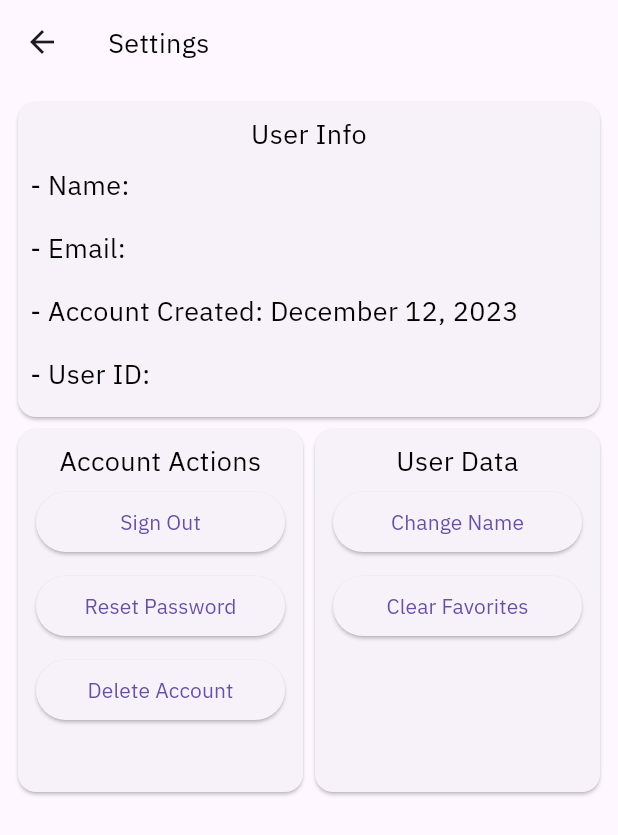
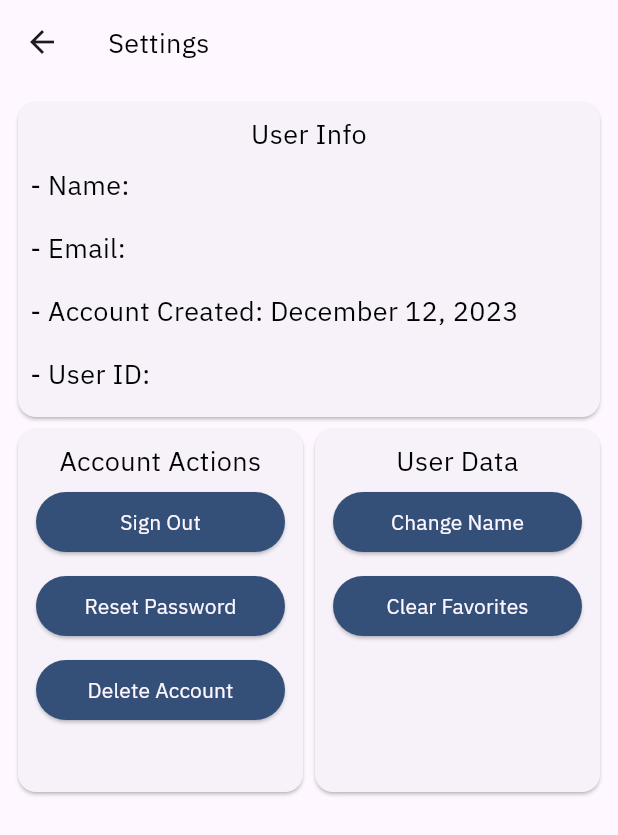
Before and after one commit to Fried-man-Education/SECSignal, a Flutter app: the Settings screen opened directly, on a phone screen of 412 x 824 dp. Shown: the top 835 px of the screen. Run offline on Flutter 3.47's test engine with Material 3 defaults, Android fonts, the phone set to English and light mode, and no system bars; drawn by our look-alikes of flutter_platform_widgets; our stand-ins replace auto_size_text, cloud_firestore, firebase_auth, firebase_core, fl_chart, font_awesome_flutter and 1 more; missing offline and left inert: yahoo_finance_data_reader; accounts and stored records are empty; network calls fail; statements that could not run were skipped.

Commit message:
Fix settings marterial button color

```diff
--- a/lib/pages/settings.dart
+++ b/lib/pages/settings.dart
@@ -136,17 +136,24 @@ class _SettingsState extends State<Settings> {
                                 Padding(
                                   padding: const EdgeInsets.all(4.0),
                                   child: PlatformElevatedButton(
+                                    color: Theme.of(context).primaryColor,
                                     onPressed: () async {
                                       await FirebaseAuth.instance.signOut();
                                       userDoc = null;
                                       Navigator.pop(context, true);
                                     },
-                                    child: Text("Sign Out"),
+                                    child: Text(
+                                      "Sign Out",
+                                      style: TextStyle(
+                                        color: Theme.of(context).cardColor
+                                      )
+                                    ),
                                   ),
                                 ),
                                 Padding(
                                   padding: const EdgeInsets.all(4.0),
                                   child: PlatformElevatedButton(
+                                    color: Theme.of(context).primaryColor,
                                     onPressed: () async {
                                       await FirebaseAuth.instance
                                           .sendPasswordResetEmail(
@@ -169,12 +176,18 @@ class _SettingsState extends State<Settings> {
                                         );
                                       });
                                     },
-                                    child: const Text("Reset Password"),
+                                    child: Text(
+                                      "Reset Password",
+                                      style: TextStyle(
+                                          color: Theme.of(context).cardColor
+                                      )
+                                    ),
                                   ),
                                 ),
                                 Padding(
                                   padding: const EdgeInsets.all(4.0),
                                   child: PlatformElevatedButton(
+                                    color: Theme.of(context).primaryColor,
                                     onPressed: () async {
                                       try {
                                         // Get the current user
@@ -224,7 +237,12 @@ class _SettingsState extends State<Settings> {
                                         // Handle any other errors here
                                       }
                                     },
-                                    child: Text("Delete Account"),
+                                    child: Text(
+                                      "Delete Account",
+                                      style: TextStyle(
+                                          color: Theme.of(context).cardColor
+                                      )
+                                    ),
                                   ),
                                 )
                               ],
@@ -253,6 +271,7 @@ class _SettingsState extends State<Settings> {
                                 Padding(
                                   padding: const EdgeInsets.all(4.0),
                                   child: PlatformElevatedButton(
+                                    color: Theme.of(context).primaryColor,
                                     onPressed: () async {
                                       String name = userDoc!.name;
                                       await userDoc!.changeName(context);
@@ -261,12 +280,18 @@ class _SettingsState extends State<Settings> {
                                         setState(() {});
                                       }
                                     },
-                                    child: const Text("Change Name"),
+                                    child: Text(
+                                      "Change Name",
+                                      style: TextStyle(
+                                          color: Theme.of(context).cardColor
+                                      )
+                                    ),
                                   ),
                                 ),
                                 Padding(
                                   padding: const EdgeInsets.all(4.0),
                                   child: PlatformElevatedButton(
+                                    color: Theme.of(context).primaryColor,
                                     onPressed: () async {
                                       try {
                                         await FirebaseFirestore.instance
@@ -298,7 +323,12 @@ class _SettingsState extends State<Settings> {
                                         print('Error clearing favorites: $e');
                                       }
                                     },
-                                    child: Text("Clear Favorites"),
+                                    child: Text(
+                                      "Clear Favorites",
+                                      style: TextStyle(
+                                          color: Theme.of(context).cardColor
+                                      )
+                                    ),
                                   ),
                                 ),
                               ],
```
